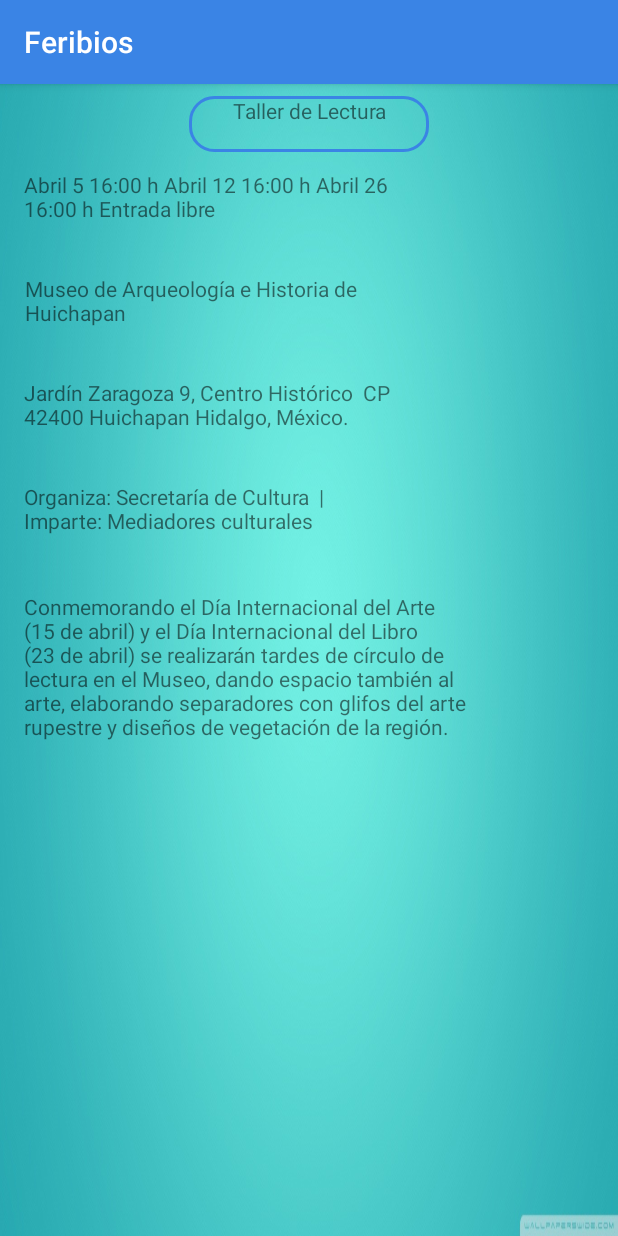
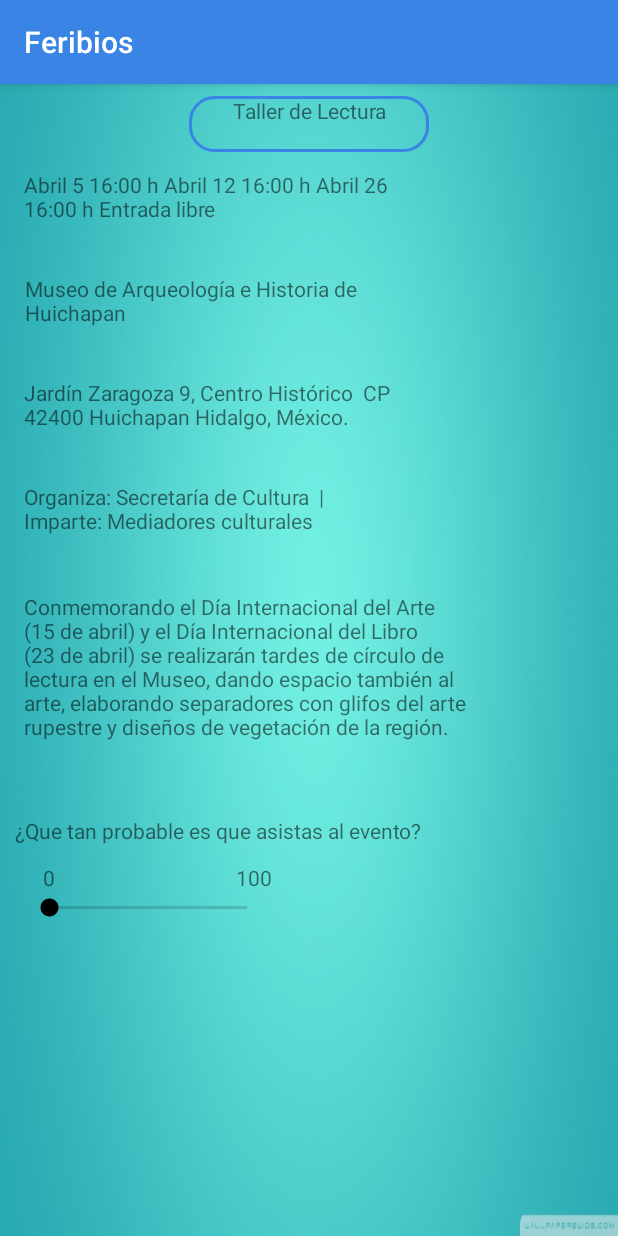
Before and after one commit to Alexhdz131/Proyecto_Feribios, an Android app: the Tallerdelectura screen opened directly, with no data from a screen before it, on a phone screen of 412 x 824 dp. Run offline under Robolectric (Android 15) with nearby library versions, the phone set to English and light mode, and no system bars.

Commit message:
Se agrego mas componentes a la aplicacion

```diff
--- a/app/src/main/res/layout/activity_tallerdelectura.xml
+++ b/app/src/main/res/layout/activity_tallerdelectura.xml
@@ -6,6 +6,19 @@
     android:layout_height="match_parent"
     android:background="@drawable/fondouno"
     tools:context=".Tallerdelectura">
+
+    <TextView
+        android:id="@+id/textView43"
+        android:layout_width="wrap_content"
+        android:layout_height="wrap_content"
+        android:layout_marginStart="8dp"
+        android:layout_marginTop="8dp"
+        android:layout_marginEnd="8dp"
+        android:text="100"
+        app:layout_constraintEnd_toEndOf="parent"
+        app:layout_constraintHorizontal_bias="0.401"
+        app:layout_constraintStart_toStartOf="parent"
+        app:layout_constraintTop_toBottomOf="@+id/textView41" />
 
     <TextView
         android:id="@+id/textView7"
@@ -73,7 +86,7 @@
     <TextView
         android:id="@+id/textView12"
         android:layout_width="307dp"
-        android:layout_height="169dp"
+        android:layout_height="129dp"
         android:layout_marginStart="8dp"
         android:layout_marginTop="12dp"
         android:layout_marginEnd="8dp"
@@ -83,4 +96,43 @@
         app:layout_constraintHorizontal_bias="0.09"
         app:layout_constraintStart_toStartOf="parent"
         app:layout_constraintTop_toBottomOf="@+id/textView11" />
+
+    <SeekBar
+        android:id="@+id/seekBar"
+        android:layout_width="164dp"
+        android:layout_height="18dp"
+        android:layout_marginStart="8dp"
+        android:layout_marginTop="72dp"
+        android:layout_marginEnd="8dp"
+        app:layout_constraintEnd_toEndOf="parent"
+        app:layout_constraintHorizontal_bias="0.038"
+        app:layout_constraintStart_toStartOf="parent"
+        app:layout_constraintTop_toBottomOf="@+id/textView12" />
+
+    <TextView
+        android:id="@+id/textView41"
+        android:layout_width="309dp"
+        android:layout_height="23dp"
+        android:layout_marginStart="8dp"
+        android:layout_marginTop="20dp"
+        android:layout_marginEnd="8dp"
+        android:text="¿Que tan probable es que asistas al evento?"
+        app:layout_constraintEnd_toEndOf="parent"
+        app:layout_constraintHorizontal_bias="0.023"
+        app:layout_constraintStart_toStartOf="parent"
+        app:layout_constraintTop_toBottomOf="@+id/textView12" />
+
+    <TextView
+        android:id="@+id/textView42"
+        android:layout_width="wrap_content"
+        android:layout_height="wrap_content"
+        android:layout_marginStart="8dp"
+        android:layout_marginTop="8dp"
+        android:layout_marginEnd="8dp"
+        android:text="0"
+        app:layout_constraintEnd_toEndOf="parent"
+        app:layout_constraintHorizontal_bias="0.054"
+        app:layout_constraintStart_toStartOf="parent"
+        app:layout_constraintTop_toBottomOf="@+id/textView41" />
+
 </android.support.constraint.ConstraintLayout>
```
